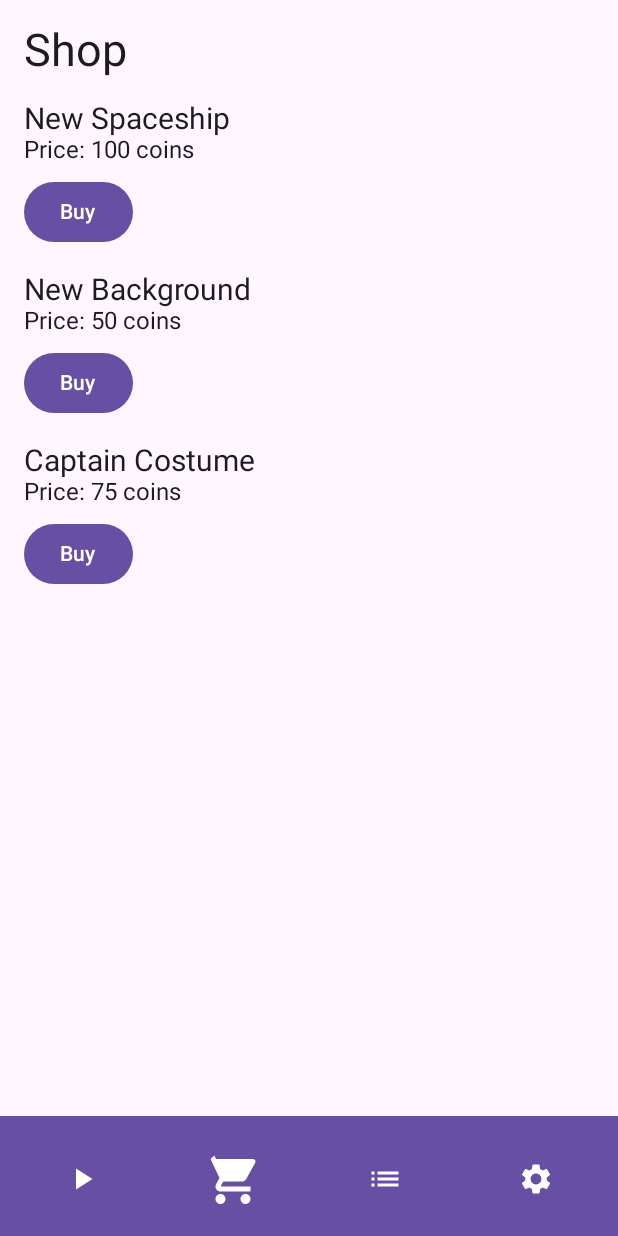
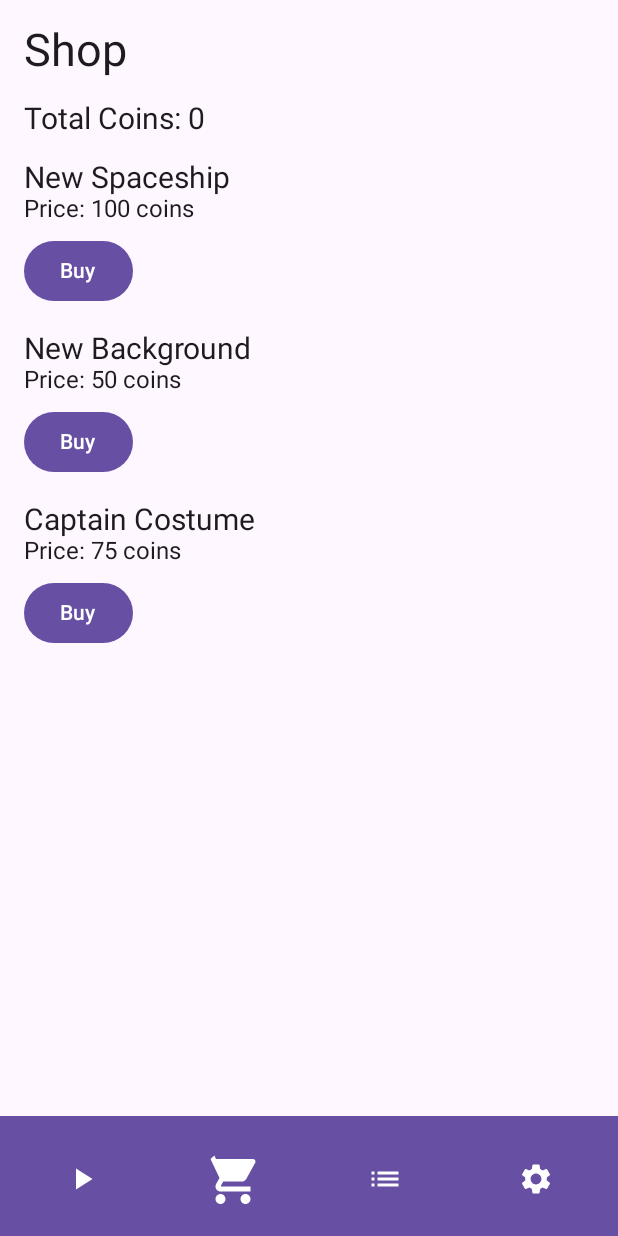
Before and after one commit to TruePelmen/TestTaskGame, an Android app built with Jetpack Compose: the ShopScreen screen opened through its navigation route, on a phone screen of 412 x 824 dp. Run offline under Robolectric (Android 15) with nearby library versions, the phone set to English and light mode, and no system bars.

Commit message:
Added totalcoins in MainScreen.kt and ShopScreen.kt

```diff
--- a/app/src/main/java/com/example/testtaskgame/MainViewModel.kt
+++ b/app/src/main/java/com/example/testtaskgame/MainViewModel.kt
@@ -43,6 +43,13 @@ class MainViewModel : ViewModel() {
 
     private val _coins = MutableStateFlow<List<Coin>>(emptyList())
     val coins: StateFlow<List<Coin>> = _coins
+
+    private val _totalCoins = MutableStateFlow(0)
+    val totalCoins: StateFlow<Int> = _totalCoins
+
+    fun addCollectedCoins(coins: Int) {
+        _totalCoins.value += coins
+    }
 
     private fun initializeCoins(screenWidth: Float) {
         val initialCoins = List(1) {
--- a/app/src/main/java/com/example/testtaskgame/navigation/AppNavigation.kt
+++ b/app/src/main/java/com/example/testtaskgame/navigation/AppNavigation.kt
@@ -24,7 +24,7 @@ fun AppNavigation(modifier: Modifier = Modifier, viewModel: MainViewModel) {
         composable("game") { GameScreen(viewModel, navController) }
         composable("settings") { SettingsScreen(navController, viewModel) }
         composable("results") { ResultsScreen(navController) }
-        composable("shop") { ShopScreen(navController)}
+        composable("shop") { ShopScreen(navController, viewModel)}
         composable("lose") { LoseScreen(navController, viewModel) }
     }
 }
--- a/app/src/main/java/com/example/testtaskgame/screens/GameScreen.kt
+++ b/app/src/main/java/com/example/testtaskgame/screens/GameScreen.kt
@@ -43,6 +43,7 @@ fun GameScreen(viewModel: MainViewModel, navController: NavController) {
 
     LaunchedEffect(isGameOver) {
         if (isGameOver) {
+            viewModel.addCollectedCoins(viewModel.collectedCoins.value)
             navController.navigate("lose")
         }
     }
--- a/app/src/main/java/com/example/testtaskgame/screens/MainScreen.kt
+++ b/app/src/main/java/com/example/testtaskgame/screens/MainScreen.kt
@@ -21,6 +21,8 @@ import androidx.compose.material3.MaterialTheme
 import androidx.compose.material3.Scaffold
 import androidx.compose.material3.Text
 import androidx.compose.runtime.Composable
+import androidx.compose.runtime.collectAsState
+import androidx.compose.runtime.getValue
 import androidx.compose.ui.Alignment
 import androidx.compose.ui.Modifier
 import androidx.compose.ui.graphics.Color
@@ -41,6 +43,8 @@ fun MainScreen(navController: NavController, viewModel: MainViewModel) {
     val density = LocalDensity.current
     val screenWidth = with(density) { configuration.screenWidthDp.dp.toPx() }
     val screenHeight = with(density) { configuration.screenHeightDp.dp.toPx() }
+    val totalCoins by viewModel.totalCoins.collectAsState()
+
     Scaffold(
         bottomBar = {
             BottomAppBar(
@@ -95,6 +99,13 @@ fun MainScreen(navController: NavController, viewModel: MainViewModel) {
                     fontSize = 25.sp,
                     textAlign = TextAlign.Center
                 )
+                Text(
+                    text = "Total Coins: $totalCoins",
+                    Modifier.padding(top = 10.dp),
+                    color = Color.White,
+                    fontSize = 20.sp,
+                    textAlign = TextAlign.Center
+                )
                 Button(
                     onClick = {
                         navController.navigate("game")
--- a/app/src/main/java/com/example/testtaskgame/screens/ShopScreen.kt
+++ b/app/src/main/java/com/example/testtaskgame/screens/ShopScreen.kt
@@ -5,14 +5,8 @@ import androidx.compose.foundation.layout.Column
 import androidx.compose.foundation.layout.Row
 import androidx.compose.foundation.layout.fillMaxSize
 import androidx.compose.foundation.layout.fillMaxWidth
+import androidx.compose.foundation.layout.padding
 import androidx.compose.foundation.lazy.LazyColumn
-import androidx.compose.material3.Button
-import androidx.compose.material3.Scaffold
-import androidx.compose.material3.Text
-import androidx.compose.runtime.Composable
-import androidx.compose.ui.unit.dp
-import androidx.compose.ui.unit.sp
-import androidx.compose.foundation.layout.padding
 import androidx.compose.foundation.lazy.items
 import androidx.compose.material.icons.Icons
 import androidx.compose.material.icons.filled.List
@@ -20,12 +14,21 @@ import androidx.compose.material.icons.filled.PlayArrow
 import androidx.compose.material.icons.filled.Settings
 import androidx.compose.material.icons.filled.ShoppingCart
 import androidx.compose.material3.BottomAppBar
+import androidx.compose.material3.Button
 import androidx.compose.material3.Icon
 import androidx.compose.material3.IconButton
 import androidx.compose.material3.MaterialTheme
+import androidx.compose.material3.Scaffold
+import androidx.compose.material3.Text
+import androidx.compose.runtime.Composable
+import androidx.compose.runtime.collectAsState
+import androidx.compose.runtime.getValue
 import androidx.compose.ui.Alignment
 import androidx.compose.ui.Modifier
+import androidx.compose.ui.unit.dp
+import androidx.compose.ui.unit.sp
 import androidx.navigation.NavController
+import com.example.testtaskgame.MainViewModel
 
 data class ShopItem(val name: String, val price: Int)
 
@@ -36,7 +39,9 @@ val shopItems = listOf(
 )
 
 @Composable
-fun ShopScreen(navController: NavController) {
+fun ShopScreen(navController: NavController, viewModel: MainViewModel) {
+    val totalCoins by viewModel.totalCoins.collectAsState()
+
     Scaffold(
         bottomBar = {
             BottomAppBar(
@@ -79,6 +84,7 @@ fun ShopScreen(navController: NavController) {
         ) {
             item {
                 Text(text = "Shop", fontSize = 30.sp, modifier = Modifier.padding(bottom = 16.dp))
+                Text(text = "Total Coins: $totalCoins", fontSize = 20.sp, modifier = Modifier.padding(bottom = 16.dp))
             }
             items(shopItems) { item ->
                 Column(modifier = Modifier.padding(bottom = 16.dp)) {
```
